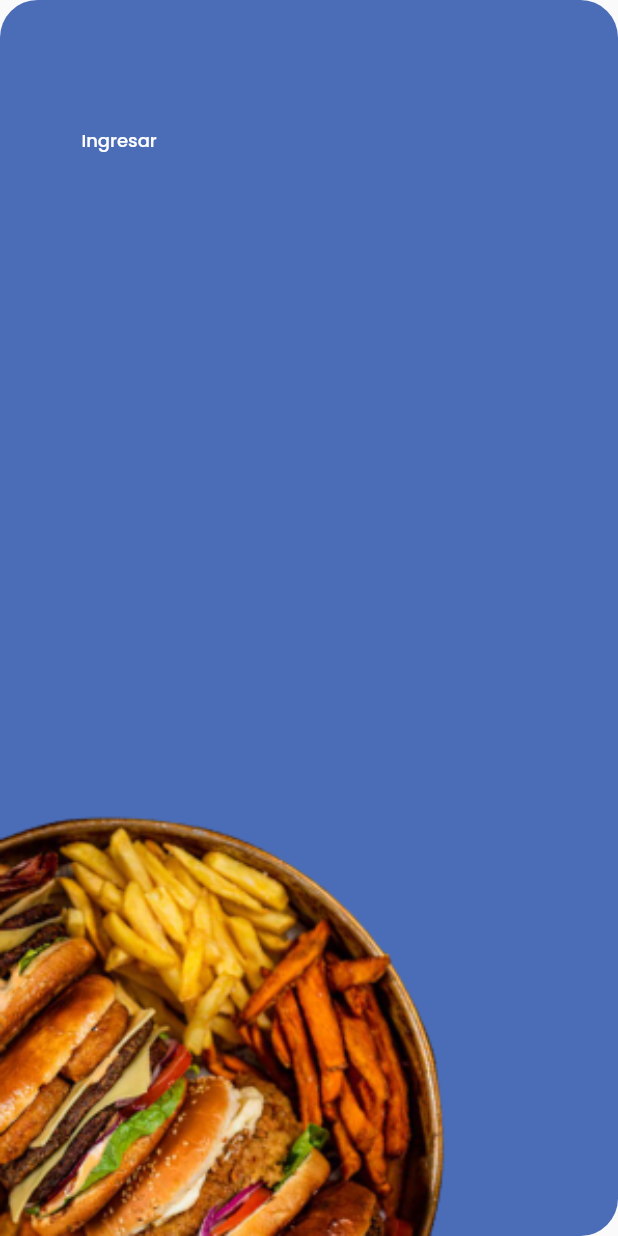
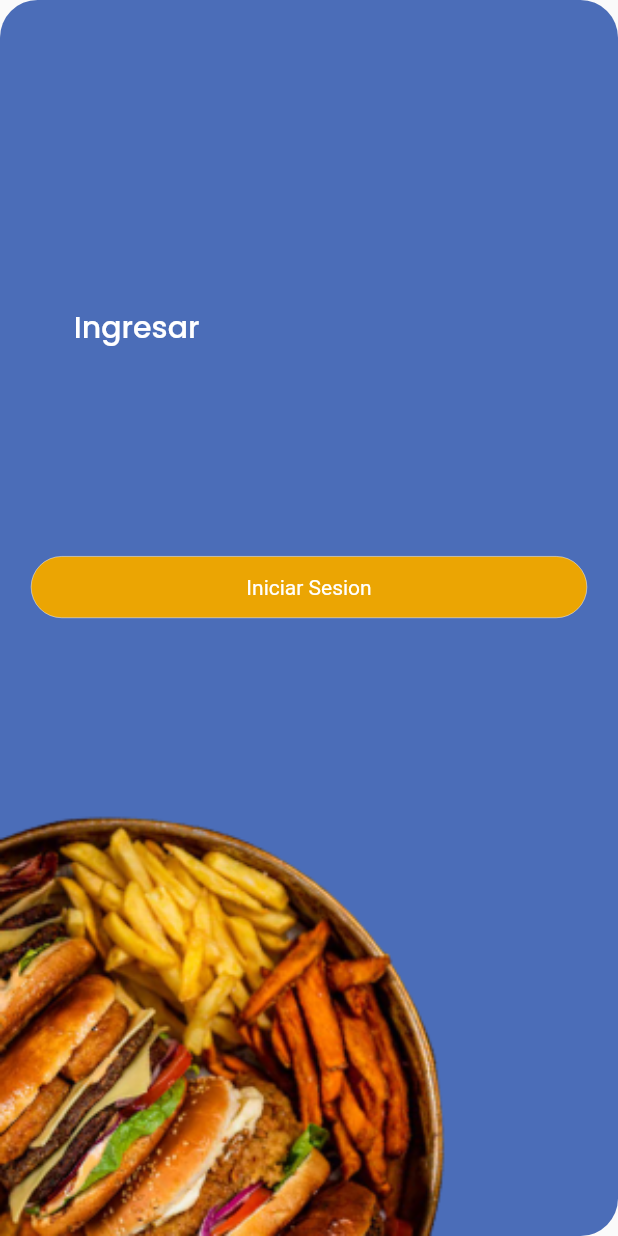
Before and after one commit to SsantaJ/proyectosoft, a Flutter app: the screen it shows after launch, on a phone screen of 412 x 824 dp. Run offline on Flutter 3.47's test engine with Material 2 defaults, Android fonts, the phone set to English and light mode, and no system bars; missing offline and left inert: dart:html.

Commit message:
boton ingresar

```diff
--- a/lib/vistas/SignIn.dart
+++ b/lib/vistas/SignIn.dart
@@ -25,12 +25,15 @@ class SignIn extends StatelessWidget {
           Spacer(flex: 1),
           Container(
             decoration: BoxDecoration(),
-            child: txt("Ingresar", Colors.white, 12, "Poppins"),
+            child: txt("Ingresar", Colors.white, 20, "Poppins"),
             alignment: Alignment(-0.7, -0.1), //no sirve el height
           ),
+          Spacer(flex: 1),
+          boton(() {}, Color.fromARGB(255, 235, 165, 3), "Iniciar Sesion",
+              Colors.white, screenwidth * 0.9, screenheight * 0.05),
           Container(
             width: screenwidth,
-            height: screenheight * 0.875,
+            height: screenheight * 0.5,
             alignment: Alignment.bottomLeft,
             child: Image.asset(
               fit: BoxFit.cover,
@@ -38,7 +41,7 @@ class SignIn extends StatelessWidget {
               height: screenheight * 0.45,
               scale: 0.1,
             ),
-          )
+          ),
         ]),
       ),
     ));
--- a/lib/widgets/funciones.dart
+++ b/lib/widgets/funciones.dart
@@ -1,5 +1,3 @@
-import 'dart:html';
-
 import 'package:flutter/material.dart';
 
 Text txt(String text, Color colr, double tam, String estilo) {
@@ -12,14 +10,27 @@ Text txt(String text, Color colr, double tam, String estilo) {
       textAlign: TextAlign.right);
 }
 
-/*
-Text txt(String text, Color colr, double tam, String estilo) {
-  return Text(text,
-      style: TextStyle(
-          fontSize: tam,
-          fontWeight: FontWeight.w500,
-          color: colr,
-          fontFamily: estilo),
-      textAlign: TextAlign.center);
+GestureDetector boton(VoidCallback funcion, Color color, String text,
+    Color colorl, double x, double y) {
+  return GestureDetector(
+    onTap: funcion,
+    child: Container(
+      width: x,
+      height: y,
+      decoration: BoxDecoration(
+          color: color,
+          borderRadius: BorderRadius.circular(50),
+          border: Border.all(
+            color: colorl,
+            width: 0.3,
+          )),
+      child: Center(
+          child: Text(
+        text,
+        style: TextStyle(
+          color: colorl,
+        ),
+      )),
+    ),
+  );
 }
-*/
```
